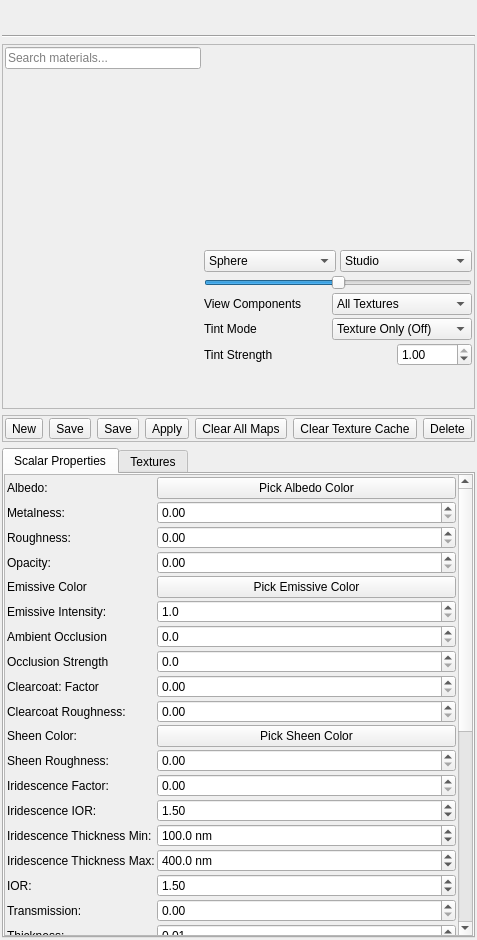
Old version of the form ui/MaterialPropertiesPanel.ui in the repository 01Hub/ModelViewer.
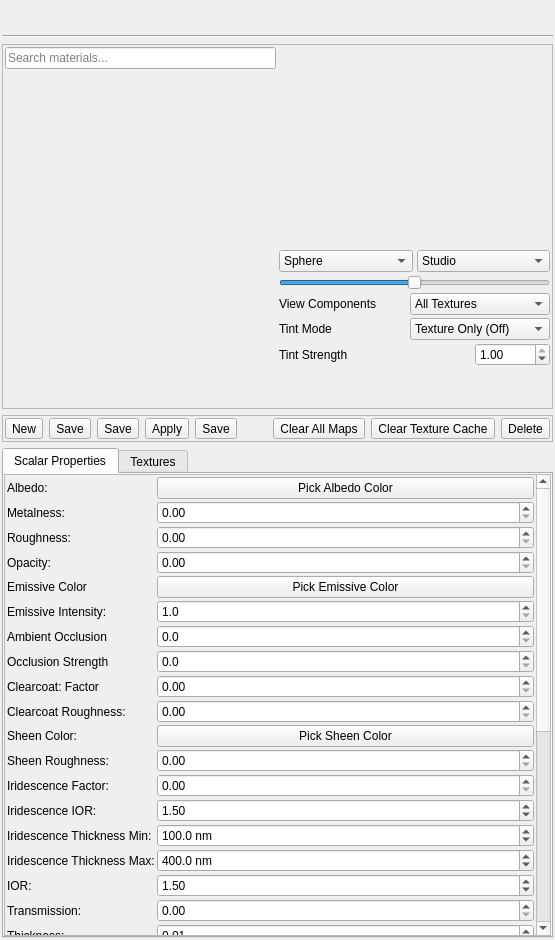
New version of the form. Icons and pictures are not drawn. Custom widgets are drawn as their Qt base class.

Commit message: Material Tree refresh - WIP

Diff of the .ui file:
```diff
--- a/ui/MaterialPropertiesPanel.ui
+++ b/ui/MaterialPropertiesPanel.ui
@@ -7,7 +7,7 @@
    <rect>
     <x>0</x>
     <y>0</y>
-    <width>435</width>
+    <width>555</width>
     <height>940</height>
    </rect>
   </property>
@@ -642,6 +642,26 @@
         </property>
        </widget>
       </item>
+      <item>
+       <widget class="QToolButton" name="refreshTreeButton">
+        <property name="toolTip">
+         <string>Refresh the material tree from the library</string>
+        </property>
+        <property name="text">
+         <string>Save</string>
+        </property>
+        <property name="icon">
+         <iconset resource="../ModelViewer.qrc">
+          <normaloff>:/icons/res/refresh_tree.png</normaloff>:/icons/res/refresh_tree.png</iconset>
+        </property>
+        <property name="iconSize">
+         <size>
+          <width>36</width>
+          <height>36</height>
+         </size>
+        </property>
+       </widget>
+      </item>
       <item>
        <spacer name="buttonStretch">
         <property name="orientation">
@@ -765,7 +785,7 @@
            <rect>
             <x>0</x>
             <y>0</y>
-            <width>411</width>
+            <width>531</width>
             <height>896</height>
            </rect>
           </property>
```
Left out of the diff: 2 changed lines with no effect on the pictures. The commit also changes 12 other files.
